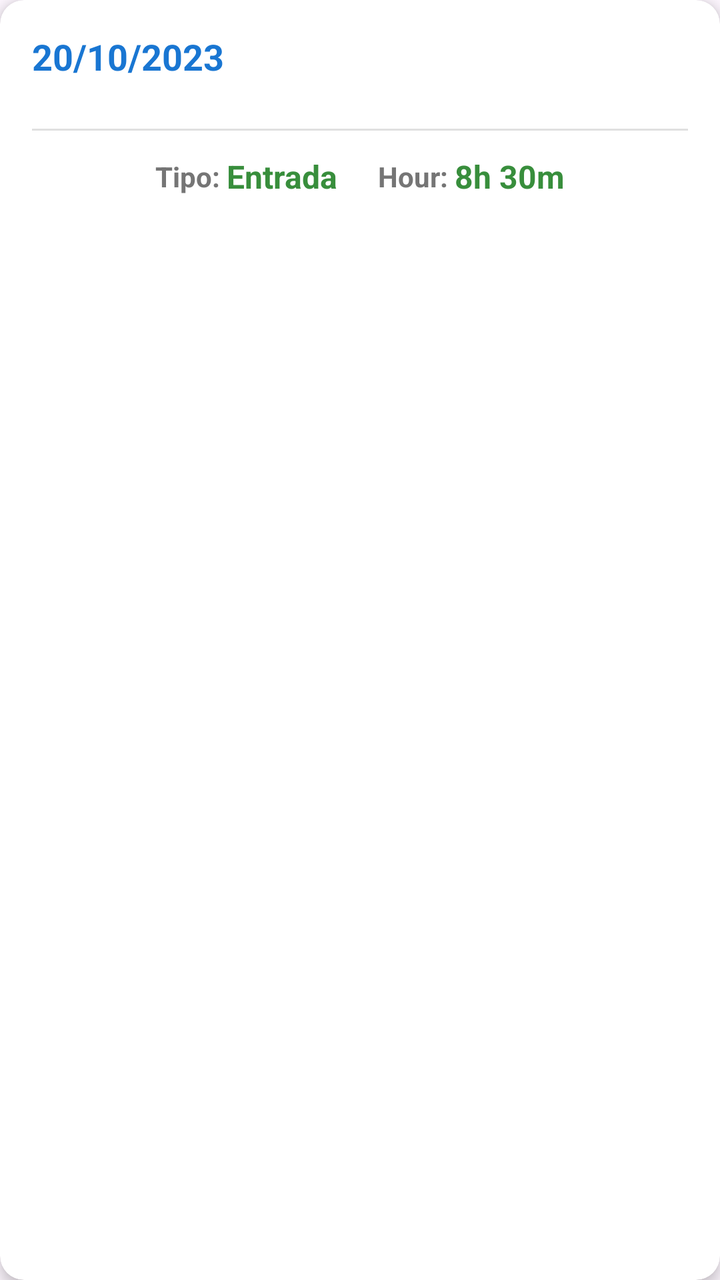
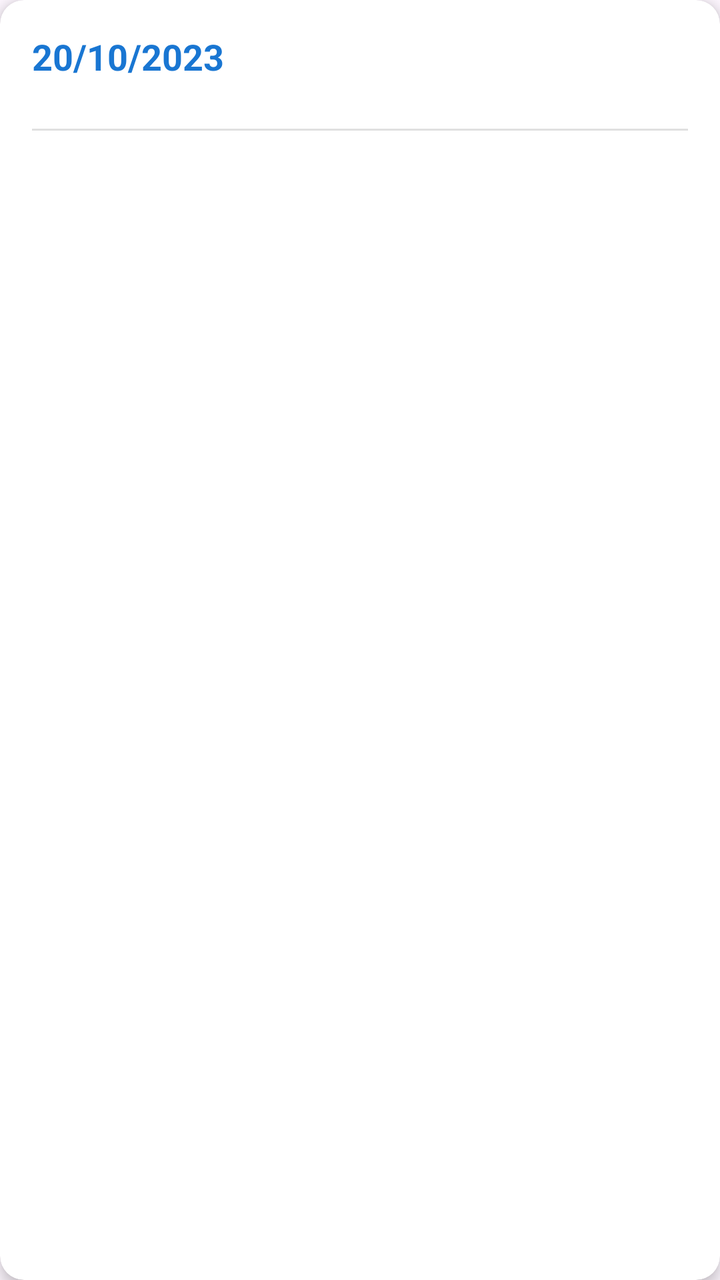

Two renders of the same Android screen: before a commit and after it. Below are the layout's source before the change and the commit's diff.
<!-- AndroidManifest.xml: application theme Theme.SigninApp -->
<!-- res/layout/item_history_day.xml -->
<?xml version="1.0" encoding="utf-8"?>
<androidx.cardview.widget.CardView xmlns:android="http://schemas.android.com/apk/res/android"
    xmlns:app="http://schemas.android.com/apk/res-auto"
    android:layout_width="match_parent"
    android:layout_height="wrap_content"
    android:layout_margin="8dp"
    app:cardCornerRadius="12dp"
    app:cardElevation="4dp"
    app:contentPadding="16dp">

    <LinearLayout
        android:layout_width="match_parent"
        android:layout_height="wrap_content"
        android:orientation="vertical">

        <TextView
            android:id="@+id/tvDate"
            android:layout_width="match_parent"
            android:layout_height="wrap_content"
            android:text="20/10/2023"
            android:textSize="18sp"
            android:textStyle="bold"
            android:textColor="#1976D2"
            android:layout_marginBottom="12dp"/>

        <LinearLayout
            android:id="@+id/llSessionsContainer"
            android:layout_width="match_parent"
            android:layout_height="wrap_content"
            android:orientation="vertical"/>

        <View
            android:layout_width="match_parent"
            android:layout_height="1dp"
            android:background="#E0E0E0"
            android:layout_marginTop="12dp"
            android:layout_marginBottom="12dp"/>

        <LinearLayout
            android:layout_width="match_parent"
            android:layout_height="wrap_content"
            android:orientation="horizontal"
            android:gravity="center">

            <TextView
                android:layout_width="wrap_content"
                android:layout_height="wrap_content"
                android:text="Tipo: "
                android:textStyle="bold"
                android:textColor="#757575"/>

            <TextView
                android:id="@+id/tvType"
                android:layout_width="wrap_content"
                android:layout_height="wrap_content"
                android:text="Entrada"
                android:textStyle="bold"
                android:textColor="#388E3C"
                android:textSize="16sp"
                android:layout_marginRight="20dp"/>


            <TextView
                android:layout_width="wrap_content"
                android:layout_height="wrap_content"
                android:text="Hour: "
                android:textStyle="bold"
                android:textColor="#757575"/>

            <TextView
                android:id="@+id/tvTime"
                android:layout_width="wrap_content"
                android:layout_height="wrap_content"
                android:text="8h 30m"
                android:textStyle="bold"
                android:textColor="#388E3C"
                android:textSize="16sp"/>
        </LinearLayout>

    </LinearLayout>
</androidx.cardview.widget.CardView>
<!-- resources referenced by this layout -->
<resources>
  <style name="Theme.SigninApp" parent="Base.Theme.SigninApp" />
  <style name="Base.Theme.SigninApp" parent="Theme.Material3.DayNight.NoActionBar">
          
          
      </style>
</resources>

<!-- the commit's change to res/layout/item_history_day.xml (unified diff, before → after) -->
@@ -36,46 +36,7 @@
             android:layout_marginTop="12dp"
             android:layout_marginBottom="12dp"/>
 
-        <LinearLayout
-            android:layout_width="match_parent"
-            android:layout_height="wrap_content"
-            android:orientation="horizontal"
-            android:gravity="center">
 
-            <TextView
-                android:layout_width="wrap_content"
-                android:layout_height="wrap_content"
-                android:text="Tipo: "
-                android:textStyle="bold"
-                android:textColor="#757575"/>
-
-            <TextView
-                android:id="@+id/tvType"
-                android:layout_width="wrap_content"
-                android:layout_height="wrap_content"
-                android:text="Entrada"
-                android:textStyle="bold"
-                android:textColor="#388E3C"
-                android:textSize="16sp"
-                android:layout_marginRight="20dp"/>
-
-
-            <TextView
-                android:layout_width="wrap_content"
-                android:layout_height="wrap_content"
-                android:text="Hour: "
-                android:textStyle="bold"
-                android:textColor="#757575"/>
-
-            <TextView
-                android:id="@+id/tvTime"
-                android:layout_width="wrap_content"
-                android:layout_height="wrap_content"
-                android:text="8h 30m"
-                android:textStyle="bold"
-                android:textColor="#388E3C"
-                android:textSize="16sp"/>
-        </LinearLayout>
 
     </LinearLayout>
 </androidx.cardview.widget.CardView>
<!-- resource entries referenced after the edit -->
@@ -1,7 +1,7 @@
 <!-- resources referenced by this layout -->
 <resources>
   <style name="Theme.SigninApp" parent="Base.Theme.SigninApp" />
-  <style name="Base.Theme.SigninApp" parent="Theme.Material3.DayNight.NoActionBar">
+  <style name="Base.Theme.SigninApp" parent="Theme.Material3.Light.NoActionBar">
           
           
       </style>
